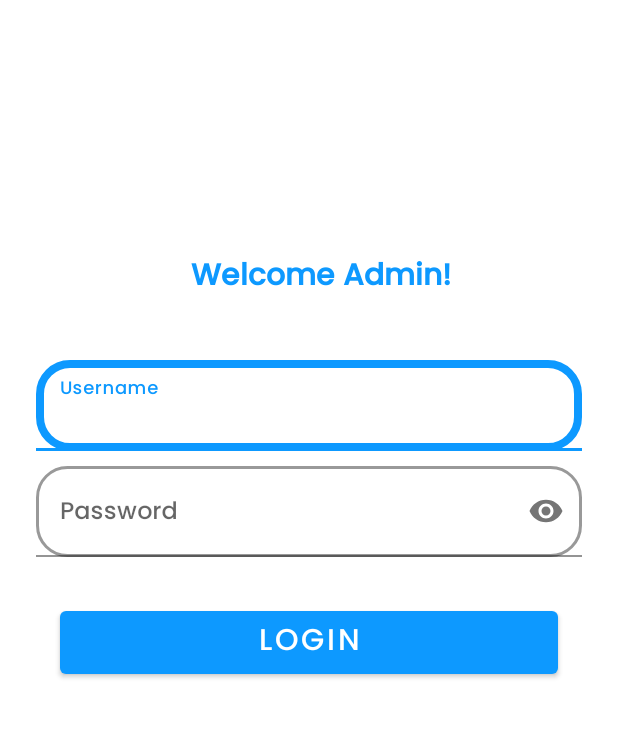
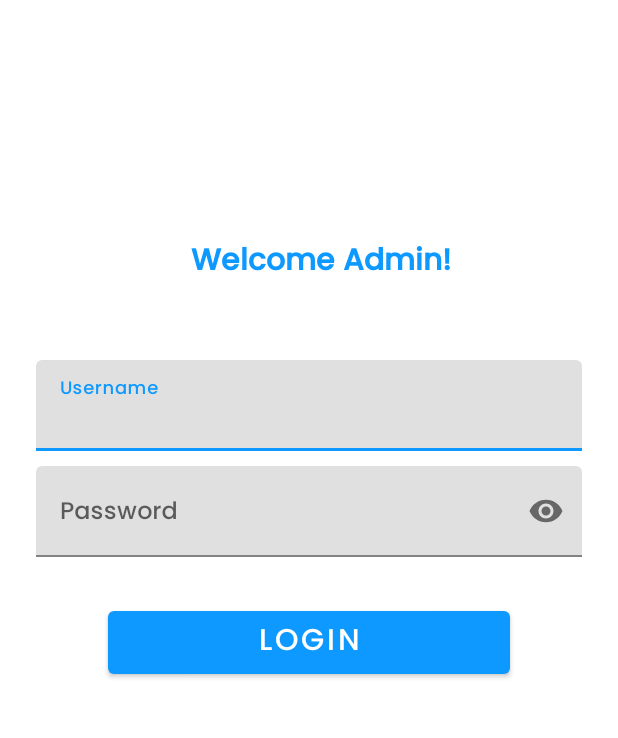
Before and after one commit to Hysao/ImmuniCare, an Android app: the screen it shows after launch (AdminActivity), on a phone screen of 412 x 824 dp, the part 226-964 px from its top. Run offline under Robolectric (Android 15) with nearby library versions, the light colour scheme and no system bars; our stand-ins replace Firebase (no records; nobody signed in at launch, a user with empty details on screens opened directly).

```diff
--- a/admin/build.gradle.kts
+++ b/admin/build.gradle.kts
@@ -69,5 +69,6 @@ dependencies {
 
     implementation (libs.glide)
     annotationProcessor (libs.compiler)
+    implementation (libs.photoview)
 
 }
--- a/admin/src/main/java/com/myprograms/admin/validating/hw/HwPendingFragment.java
+++ b/admin/src/main/java/com/myprograms/admin/validating/hw/HwPendingFragment.java
@@ -29,7 +29,7 @@ import java.util.List;
 public class HwPendingFragment extends Fragment {
 
     private RecyclerView pendingAccountRecycler;
-    private List<Users> pendingAccountList;
+    private List<Users> pendingAccountList = new ArrayList<>();
     private FirebaseFirestore db = FirebaseFirestore.getInstance();
     private CollectionReference usersRef = db.collection("users");
     private AccountViewAdapter adapter;
--- a/admin/src/main/res/layout/activity_admin.xml
+++ b/admin/src/main/res/layout/activity_admin.xml
@@ -77,6 +77,10 @@
         <com.google.android.material.textfield.TextInputLayout
             android:layout_width="match_parent"
             android:layout_height="wrap_content"
+            android:hint="Username"
+            android:background="@drawable/edit_text_no_line"
+
+            android:layout_marginTop="10dp"
             >
 
             <EditText
@@ -85,9 +89,7 @@
                 android:layout_height="wrap_content"
                 android:layout_marginHorizontal="16dp"
                 android:layout_marginTop="10dp"
-                android:background="@drawable/bg_et"
                 android:fontFamily="@font/poppins_medium"
-                android:hint="Username"
                 android:inputType="text"
                 android:textSize="16sp"
                 tools:ignore="Autofill" />
@@ -95,11 +97,11 @@
         </com.google.android.material.textfield.TextInputLayout>
 
         <com.google.android.material.textfield.TextInputLayout
-            android:id="@+id/passwordLayoutLogin"
             android:layout_width="match_parent"
             android:layout_height="wrap_content"
-            app:endIconMode="custom"
-            app:endIconDrawable="@drawable/vc_eye_24">
+            app:endIconMode="password_toggle"
+            android:hint="Password"
+            android:background="@drawable/edit_text_no_line">
 
         <EditText
             android:id="@+id/password"
@@ -107,9 +109,7 @@
             android:layout_height="wrap_content"
             android:layout_marginHorizontal="16dp"
             android:layout_marginTop="10dp"
-            android:background="@drawable/bg_et"
             android:fontFamily="@font/poppins_medium"
-            android:hint="Password"
             android:inputType="textPassword"
             android:textSize="16sp"
             tools:ignore="Autofill" />
@@ -120,7 +120,7 @@
             android:id="@+id/login"
             android:layout_width="match_parent"
             android:layout_height="wrap_content"
-            android:layout_marginHorizontal="32dp"
+            android:layout_marginHorizontal="64dp"
             android:layout_marginTop="30dp"
             android:fontFamily="@font/poppins_medium"
             android:text="Login"
--- a/admin/src/main/res/layout/activity_user_details.xml
+++ b/admin/src/main/res/layout/activity_user_details.xml
@@ -38,6 +38,12 @@
         android:layout_height="fill_parent"
         android:layout_marginHorizontal="16dp"
         android:layout_marginBottom="16dp"
+        android:background="@color/white"
+
+        app:cardCornerRadius="10dp"
+        app:cardElevation="10dp"
+        app:cardMaxElevation="10dp"
+
         >
 
         <ScrollView
--- a/app/src/main/java/com/myprograms/immunicare/auth/HealthWorkerSignUpFragment.java
+++ b/app/src/main/java/com/myprograms/immunicare/auth/HealthWorkerSignUpFragment.java
@@ -163,6 +163,7 @@ public class HealthWorkerSignUpFragment extends Fragment {
                     public void onSuccess(Void unused) {
                         Intent i = new Intent(getActivity(), SuccessfulActivity.class);
                         Toast.makeText(getActivity(), "Sign Up Successfully", Toast.LENGTH_SHORT).show();
+                        startActivity(i);
                     }
                 })
                 .addOnFailureListener(e -> Toast.makeText(getActivity(), "Error: " + e.getMessage(), Toast.LENGTH_SHORT).show());
--- a/gradle/libs.versions.toml
+++ b/gradle/libs.versions.toml
@@ -17,6 +17,7 @@ material = "1.12.0"
 activity = "1.9.1"
 constraintlayout = "2.1.4"
 materialVersion = "1.9.0"
+photoview = "2.3.0"
 playServicesMaps = "19.0.0"
 visionCommon = "17.3.0"
 playServicesMlkitBarcodeScanning = "18.3.1"
@@ -32,6 +33,7 @@ compiler = { module = "com.github.bumptech.glide:compiler", version.ref = "compi
 firebase-storage = { module = "com.google.firebase:firebase-storage" }
 glide = { module = "com.github.bumptech.glide:glide", version.ref = "glide" }
 material-v190 = { module = "com.google.android.material:material", version.ref = "materialVersion" }
+photoview = { module = "com.github.chrisbanes:PhotoView", version.ref = "photoview" }
 zxing-core = { module = "com.google.zxing:core", version.ref = "zxing" }
 barcode-scanning = { group = "com.google.mlkit", name = "barcode-scanning", version.ref = "mlkit-barcode" }
 
--- a/settings.gradle.kts
+++ b/settings.gradle.kts
@@ -16,6 +16,11 @@ dependencyResolutionManagement {
     repositories {
         google()
         mavenCentral()
+        maven {
+            url = uri("https://jitpack.io")
+        }
+
+
     }
 }
 
```
Also changed, not shown: admin/src/main/java/com/myprograms/admin/validating/UserDetailsActivity.java (+53 -3 lines), admin/src/main/java/com/myprograms/admin/validating/user/UserPendingFragment.java (+6 -1 lines), admin/src/main/res/layout/dialog_zoom_image.xml (added, +15 -0 lines), app/src/main/java/com/myprograms/immunicare/auth/UserSignUpFragment.java (+9 -1 lines).
